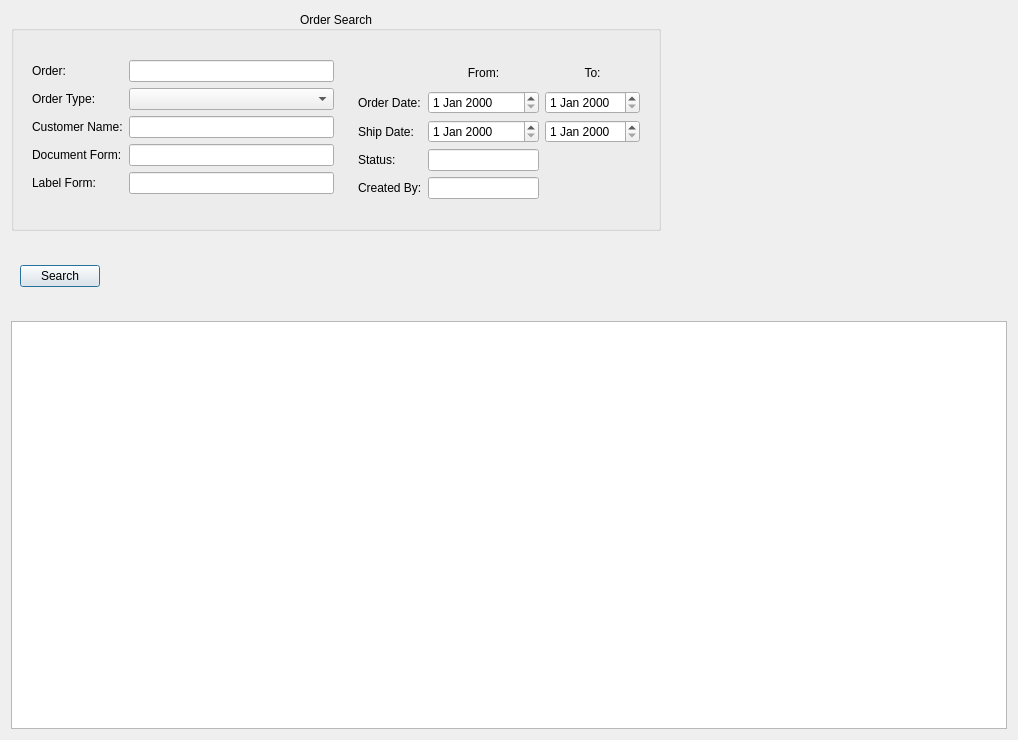
This is WMS_System/UI/OrderSearch.ui in cdefaz08/WMS as Qt 5 draws it before an edit. The edited form follows.
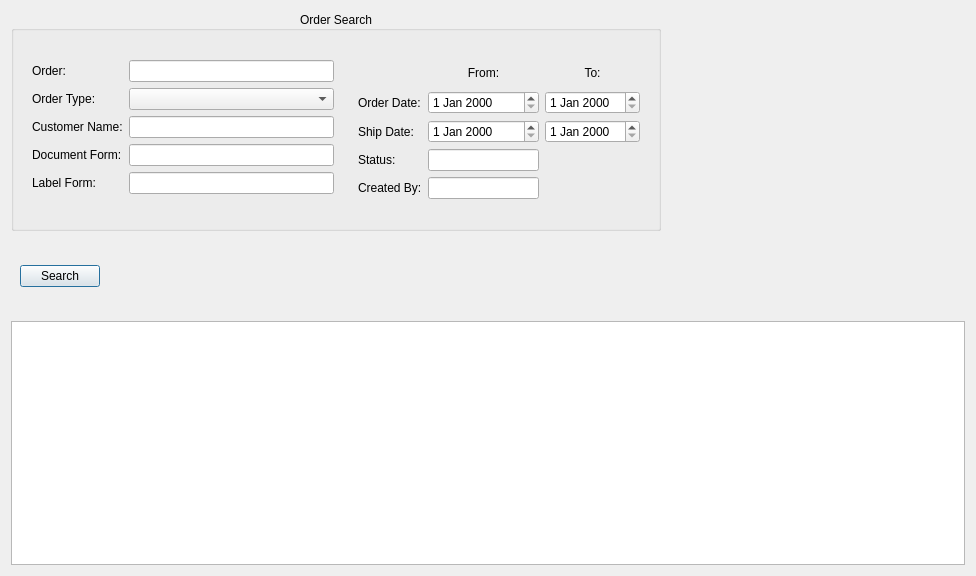
This is the edited form.

```diff
--- a/WMS_System/UI/OrderSearch.ui
+++ b/WMS_System/UI/OrderSearch.ui
@@ -6,10 +6,22 @@
    <rect>
     <x>0</x>
     <y>0</y>
-    <width>1018</width>
-    <height>740</height>
+    <width>976</width>
+    <height>576</height>
    </rect>
   </property>
+  <property name="minimumSize">
+   <size>
+    <width>697</width>
+    <height>459</height>
+   </size>
+  </property>
+  <property name="maximumSize">
+   <size>
+    <width>1081</width>
+    <height>1081</height>
+   </size>
+  </property>
   <property name="windowTitle">
    <string>Order Search Window</string>
   </property>
```
